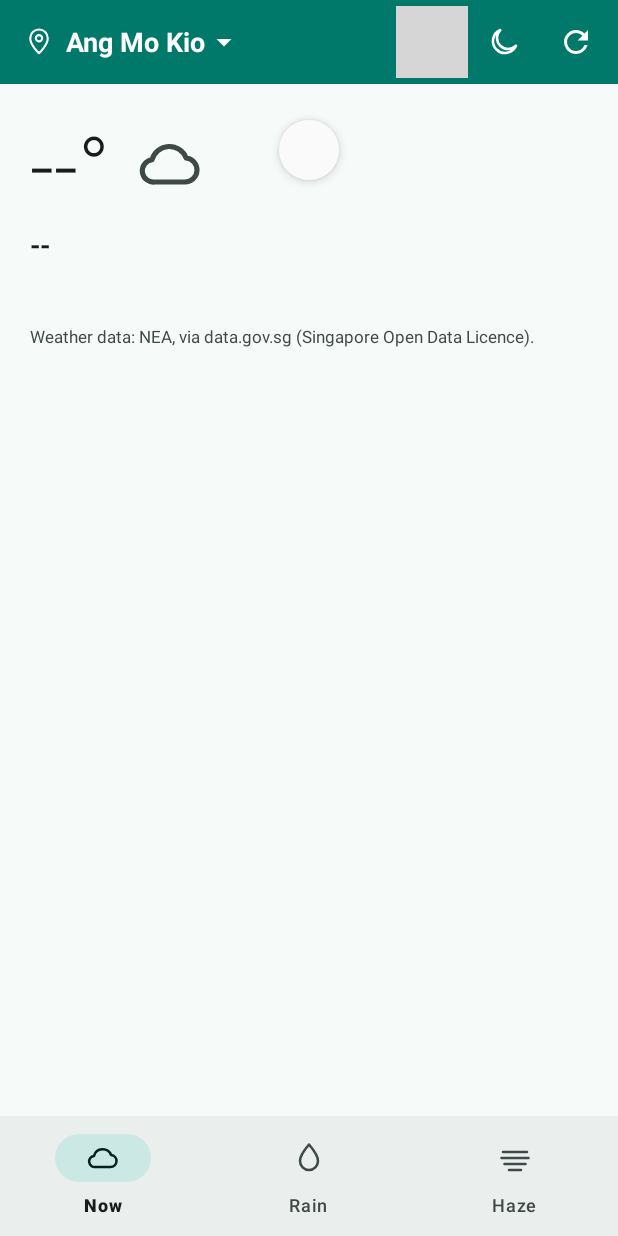
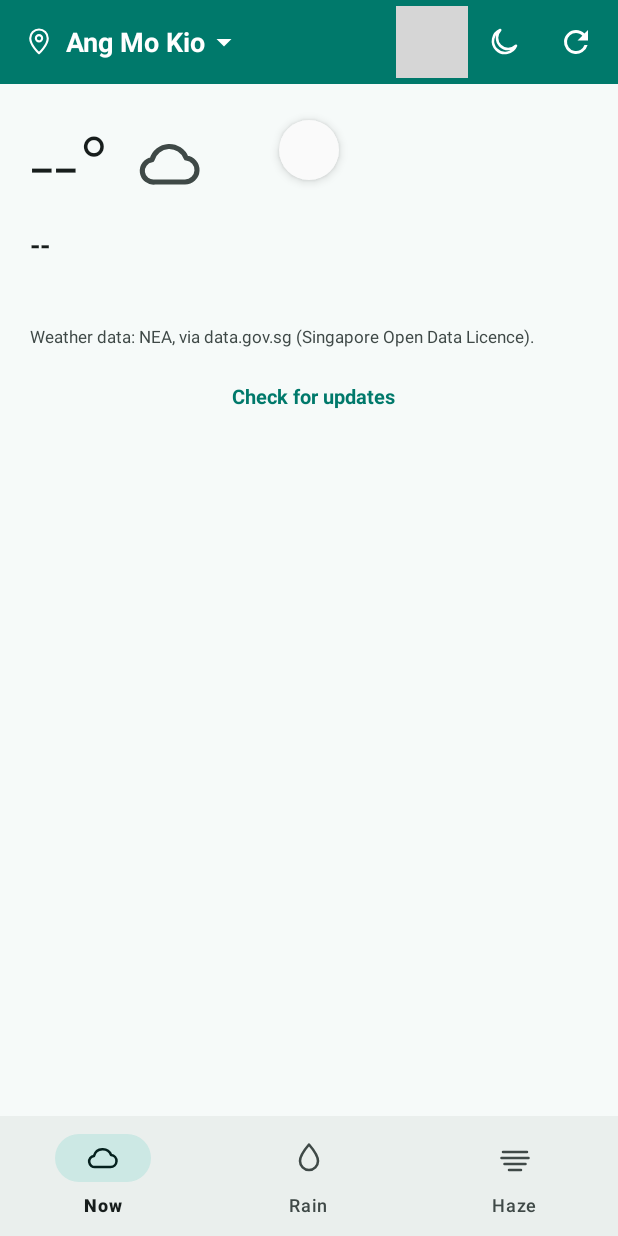
Before and after one commit to rayvader/HazeMap-SG, an Android app: the screen it shows after launch (MainActivity), on a phone screen of 412 x 824 dp. Run offline under Robolectric (Android 15) with nearby library versions, the light colour scheme and no system bars; libraries missing offline, so code that uses them is left out: org.osmdroid.config, org.osmdroid.views; pictures from the network do not load; 4 statements that could not run were skipped; grey boxes are pictures that could not be loaded.

Commit message:
feat: a version line at the end of the Now tab, with Check for updates
The app looked for a newer release only when it started fresh, and at most
every six hours, so a version that came out in between was not seen. The Now
tab now ends with a line, "Version 1.0.106 · Check for updates". A tap asks
GitHub at once, whatever the wait, and the line answers:

- "Checking for updates…" (up for at least 0.7 s, so it is seen)
- "✓ You're up to date · Version 1.0.106"
- "New version 1.0.107 · see the banner above": the same banner, download and
  install as at the start of the app; a banner closed before comes back
- "Couldn't check · Try again" when GitHub could not be reached, never a guess

Design B from the mockups; its colours come from the theme (light and dark).

- UpdateChecker.checkNow(): like refreshIfDue(force) but it reports a failure
  instead of hiding it behind the last answer, and forgets the closed version
  once GitHub has answered. The fetch is shared with refreshIfDue.
- UpdateLogic: CheckResult, VersionLine, afterCheck() (pure, tested). "Up to
  date" is said only when GitHub answered and this copy is the newest release
  or newer (a branch build is).
- MainActivity: the line's states; a tap asks, shows the answer, and offers the
  banner as the start of the app does.
- smoke.sh: the steps (up to date with a pretend version 99.0.0, newer with
  0.0.1, no answer with the network off), the tap filmed with screenrecord; a
  quick mode, only=update-line, runs just these. The tap helpers move to the
  top of the script so both modes use them.

```diff
--- a/app/src/main/java/io/github/rayvader/hazemap/MainActivity.kt
+++ b/app/src/main/java/io/github/rayvader/hazemap/MainActivity.kt
@@ -15,6 +15,7 @@ import android.net.Uri
 import android.os.Bundle
 import android.os.Handler
 import android.os.Looper
+import android.os.SystemClock
 import android.view.View
 import android.widget.Toast
 import androidx.activity.result.contract.ActivityResultContracts
@@ -27,6 +28,7 @@ import com.google.android.material.dialog.MaterialAlertDialogBuilder
 import io.github.rayvader.hazemap.databinding.ActivityMainBinding
 import io.github.rayvader.hazemap.databinding.ScreenHazeBinding
 import io.github.rayvader.hazemap.databinding.ScreenRainBinding
+import kotlinx.coroutines.delay
 import kotlinx.coroutines.launch
 
 /**
@@ -44,6 +46,7 @@ class MainActivity : AppCompatActivity() {
     private var haze: HazeScreen? = null
     private var activeLocationListener: LocationListener? = null
     private lateinit var updates: UpdateChecker
+    private var versionLine: VersionLine = VersionLine.Resting(null)
 
     private val locationPermissionLauncher = registerForActivityResult(
         ActivityResultContracts.RequestPermission()
@@ -85,6 +88,7 @@ class MainActivity : AppCompatActivity() {
         binding.btnPlaces.setOnClickListener { PlacesSheet(this) { area }.show() }
         showThemeButton()
         setupUpdateBanner()
+        setupVersionLine()
 
         // After a recreation (dark mode switch, low memory) reopen the tab the user was on.
         val restored = savedInstanceState?.getInt(KEY_TAB, NO_TAB) ?: NO_TAB
@@ -166,6 +170,50 @@ class MainActivity : AppCompatActivity() {
         // The smoke test's pretend version also skips the six-hour wait, so the real request is tested.
         val force = intent.hasExtra(EXTRA_INSTALLED_VERSION)
         lifecycleScope.launch { offerUpdate(updates.refreshIfDue(force)) }
+    }
+
+    /** The line at the end of the Now tab: the version this copy is, and a tap to ask GitHub for a newer one at once. */
+    private fun setupVersionLine() {
+        binding.nowScreen.updateLine.setOnClickListener { checkForUpdates() }
+        showVersionLine(VersionLine.Resting(installedVersion()))
+    }
+
+    private fun checkForUpdates() {
+        if (versionLine is VersionLine.Checking) return
+        showVersionLine(VersionLine.Checking)
+        lifecycleScope.launch {
+            val started = SystemClock.elapsedRealtime()
+            val result = updates.checkNow()
+            // An answer in a blink looks like nothing happened.
+            delay((UpdateLogic.MIN_CHECKING_MS - (SystemClock.elapsedRealtime() - started)).coerceAtLeast(0L))
+            showVersionLine(UpdateLogic.afterCheck(installedVersion(), result))
+            // The same banner, download and install as at the start of the app, now for what GitHub just said.
+            if (result is CheckResult.Reached) offerUpdate(result.latest)
+        }
+    }
+
+    private fun showVersionLine(line: VersionLine) {
+        versionLine = line
+        val text = when (line) {
+            is VersionLine.Resting -> line.installed?.let { getString(R.string.update_line_version, it) }
+            VersionLine.Checking -> getString(R.string.update_line_checking)
+            is VersionLine.UpToDate -> getString(R.string.update_line_current, line.installed)
+            is VersionLine.Newer -> getString(R.string.update_line_newer, line.version)
+            VersionLine.Failed -> getString(R.string.update_line_failed)
+        }
+        val action = when (line) {
+            is VersionLine.Resting -> R.string.update_line_check
+            VersionLine.Failed -> R.string.update_retry
+            else -> null
+        }
+        val views = binding.nowScreen
+        views.updateLineText.text = text
+        views.updateLineText.visibility = if (text == null) View.GONE else View.VISIBLE
+        views.updateLineAction.visibility = if (action == null) View.GONE else View.VISIBLE
+        if (action != null) views.updateLineAction.setText(action)
+        views.updateLineIcon.visibility = if (line is VersionLine.UpToDate) View.VISIBLE else View.GONE
+        // One check at a time; the line answers a tap again once it has an answer.
+        views.updateLine.isClickable = line !is VersionLine.Checking
     }
 
     private fun offerUpdate(latest: UpdateInfo?) {
--- /dev/null
+++ b/app/src/main/res/drawable/ic_check.xml
@@ -0,0 +1,11 @@
+<?xml version="1.0" encoding="utf-8"?>
+<!-- A tick, for "you're up to date". -->
+<vector xmlns:android="http://schemas.android.com/apk/res/android"
+    android:width="24dp"
+    android:height="24dp"
+    android:viewportWidth="24"
+    android:viewportHeight="24">
+    <path
+        android:fillColor="#FF000000"
+        android:pathData="M9 16.17L4.83 12l-1.42 1.41L9 19 21 7l-1.41-1.41z" />
+</vector>
--- a/app/src/main/res/layout/screen_now.xml
+++ b/app/src/main/res/layout/screen_now.xml
@@ -250,6 +250,53 @@
                 android:paddingEnd="20dp"
                 android:textColor="?attr/colorOnSurfaceVariant"
                 android:textSize="11sp" />
+
+            <!--
+              The version this copy is, and the way to ask GitHub for a newer one at once. It sits at the end
+              of the page, out of the way. The line itself answers: checking, up to date, a newer version
+              (its banner is at the top of the screen) or no answer.
+            -->
+            <LinearLayout
+                android:id="@+id/updateLine"
+                android:layout_width="match_parent"
+                android:layout_height="wrap_content"
+                android:layout_marginTop="4dp"
+                android:background="?attr/selectableItemBackground"
+                android:clickable="true"
+                android:focusable="true"
+                android:gravity="center"
+                android:minHeight="56dp"
+                android:orientation="horizontal"
+                android:paddingStart="20dp"
+                android:paddingEnd="20dp">
+
+                <ImageView
+                    android:id="@+id/updateLineIcon"
+                    android:layout_width="20dp"
+                    android:layout_height="20dp"
+                    android:layout_marginEnd="8dp"
+                    android:importantForAccessibility="no"
+                    android:src="@drawable/ic_check"
+                    android:tint="?attr/colorPrimary"
+                    android:visibility="gone" />
+
+                <TextView
+                    android:id="@+id/updateLineText"
+                    android:layout_width="wrap_content"
+                    android:layout_height="wrap_content"
+                    android:accessibilityLiveRegion="polite"
+                    android:textColor="?attr/colorOnSurfaceVariant"
+                    android:textSize="13sp" />
+
+                <TextView
+                    android:id="@+id/updateLineAction"
+                    android:layout_width="wrap_content"
+                    android:layout_height="wrap_content"
+                    android:layout_marginStart="6dp"
+                    android:textColor="?attr/colorPrimary"
+                    android:textSize="13sp"
+                    android:textStyle="bold" />
+            </LinearLayout>
         </LinearLayout>
     </ScrollView>
 </androidx.swiperefreshlayout.widget.SwipeRefreshLayout>
--- a/app/src/main/res/values/strings.xml
+++ b/app/src/main/res/values/strings.xml
@@ -122,6 +122,12 @@
     <string name="update_failed">Update failed</string>
     <string name="update_retry">Try again</string>
     <string name="update_done">Updated to version %1$s</string>
+    <string name="update_line_version">Version %1$s ·</string>
+    <string name="update_line_check">Check for updates</string>
+    <string name="update_line_checking">Checking for updates…</string>
+    <string name="update_line_current">You\'re up to date · Version %1$s</string>
+    <string name="update_line_newer">New version %1$s · see the banner above</string>
+    <string name="update_line_failed">Couldn\'t check ·</string>
     <string name="update_problem_download">The download did not finish.</string>
     <string name="update_problem_damaged">The downloaded file is damaged.</string>
     <string name="update_problem_other_app">The file is not this app.</string>
```
Also changed, not shown: app/src/main/java/io/github/rayvader/hazemap/UpdateChecker.kt (+36 -14 lines), app/src/main/java/io/github/rayvader/hazemap/UpdateLogic.kt (+41 -0 lines), 4 other files.
